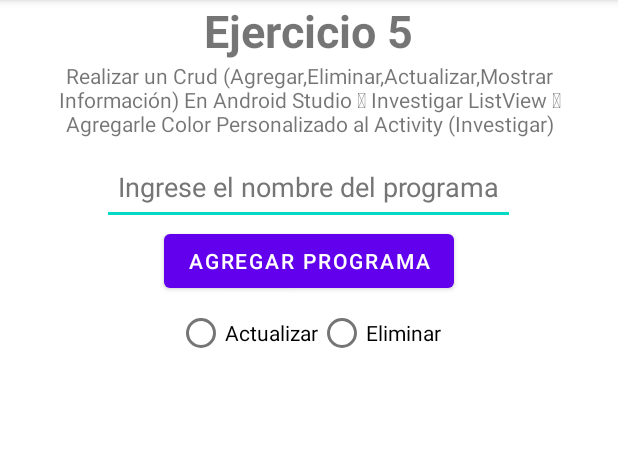
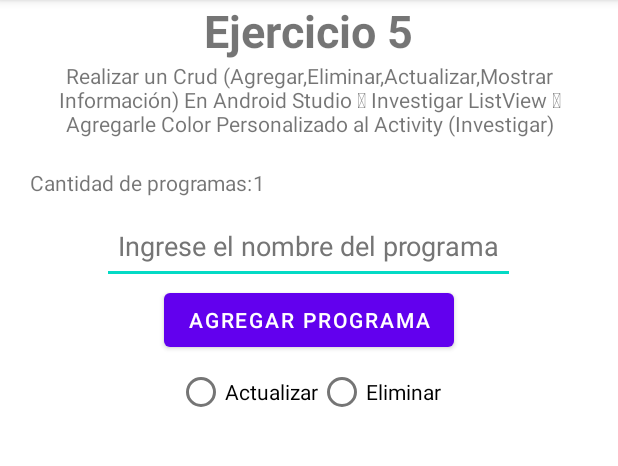
Before and after one commit to RobertoAnguloDeveloper/AppU2, an Android app: the Ej5Activity screen opened directly, with no data from a screen before it, after a tap on "AGREGAR PROGRAMA", on a phone screen of 412 x 824 dp, the part 84-550 px from its top. Run offline under Robolectric (Android 15) with nearby library versions, the phone set to English and light mode, and no system bars.

Commit message:
Ej5 Done - AAU2 Done

```diff
--- a/app/src/main/java/com/udc/aau2/Ej5Activity.java
+++ b/app/src/main/java/com/udc/aau2/Ej5Activity.java
@@ -11,6 +11,7 @@ import android.widget.Button;
 import android.widget.EditText;
 import android.widget.ListView;
 import android.widget.RadioButton;
+import android.widget.TextView;
 
 import com.udc.aau2.ejercicios.Validador;
 
@@ -19,6 +20,7 @@ import java.util.List;
 
 public class Ej5Activity extends AppCompatActivity {
     private EditText programa;
+    private TextView contador;
     private Button btnAgregarPrograma;
     private RadioButton rbActualizar, rbEliminar;
     private ListView listaProgramas;
@@ -31,6 +33,7 @@ public class Ej5Activity extends AppCompatActivity {
         setContentView(R.layout.activity_ej5);
 
         programa = findViewById(R.id.programa);
+        contador = findViewById(R.id.contadorProgramas);
         btnAgregarPrograma = findViewById(R.id.btnAgregarPrograma);
         rbActualizar = findViewById(R.id.rbActualizar);
         rbEliminar = findViewById(R.id.rbEliminar);
@@ -39,6 +42,8 @@ public class Ej5Activity extends AppCompatActivity {
         adapter = new ArrayAdapter<>(this, android.R.layout.select_dialog_item, programas);
         listaProgramas.setAdapter(adapter);
 
+        contador.setText(String.valueOf(programas.size()));
+
         listaProgramas.setOnItemClickListener(new AdapterView.OnItemClickListener() {
             @Override
             public void onItemClick(AdapterView<?> adapterView, View view, int i, long l) {
@@ -46,9 +51,19 @@ public class Ej5Activity extends AppCompatActivity {
 
                 if(rbActualizar.isChecked()){
                     programa.setText(item);
+                    contador.setText(String.valueOf(programas.size()));
+                    btnAgregarPrograma.setOnClickListener(new View.OnClickListener() {
+                        @Override
+                        public void onClick(View view) {
+                            String editado = String.valueOf(programa.getText());
+                            actualizar(adapter, i, item, editado);
+                            Validador.limpiarCampos(programa);
+                        }
+                    });
                 }else if(rbEliminar.isChecked()){
                     programas.remove(programas.indexOf(item));
                     adapter.notifyDataSetChanged();
+                    contador.setText(String.valueOf(programas.size()));
                 }
             }
         });
@@ -58,13 +73,16 @@ public class Ej5Activity extends AppCompatActivity {
             public void onClick(View view) {
                 String nuevoPrograma = String.valueOf(programa.getText());
 
-                if(!rbActualizar.isChecked()){
-                    programas.add(nuevoPrograma);
-                    adapter.notifyDataSetChanged();
-                    Validador.limpiarCampos(programa);
-                }
-
+                programas.add(nuevoPrograma);
+                adapter.notifyDataSetChanged();
+                Validador.limpiarCampos(programa);
+                contador.setText(String.valueOf(programas.size()));
             }
         });
     }
+
+    public void actualizar(ArrayAdapter<String> adapter, int position,String aEditar, String editado){
+        adapter.remove(aEditar);
+        adapter.insert(editado, position);
+    }
 }
--- a/app/src/main/res/layout/activity_ej5.xml
+++ b/app/src/main/res/layout/activity_ej5.xml
@@ -25,6 +25,27 @@
         android:layout_marginRight="25dp"
         android:gravity="center_horizontal"
         android:text="@string/ej5Description" />
+
+    <LinearLayout
+        android:layout_width="wrap_content"
+        android:layout_height="wrap_content"
+        android:layout_marginTop="20dp"
+        android:layout_marginStart="20dp"
+        android:orientation="horizontal">
+
+        <TextView
+            android:id="@+id/contadorProgramasLabel"
+            android:layout_width="wrap_content"
+            android:layout_height="wrap_content"
+            android:text="@string/contadorProgramasLabel" />
+
+        <TextView
+            android:id="@+id/contadorProgramas"
+            android:layout_width="wrap_content"
+            android:layout_height="wrap_content"
+            android:layout_weight="1"
+            android:text="" />
+    </LinearLayout>
 
     <EditText
         android:id="@+id/programa"
--- a/app/src/main/res/values/strings.xml
+++ b/app/src/main/res/values/strings.xml
@@ -42,6 +42,7 @@ opciones para imprimir: Normal o Al Reves</string>
     <string name="ej5Description">Realizar un Crud (Agregar,Eliminar,Actualizar,Mostrar Información) En Android Studio
  Investigar ListView
  Agregarle Color Personalizado al Activity (Investigar)</string>
+    <string name="contadorProgramasLabel">Cantidad de programas: </string>
     <string name="fragEj5_input_placeholder">Ingrese el nombre del programa</string>
     <string name="btnAgregarPrograma">Agregar Programa</string>
     <string name="rbActualizar">Actualizar</string>
```
